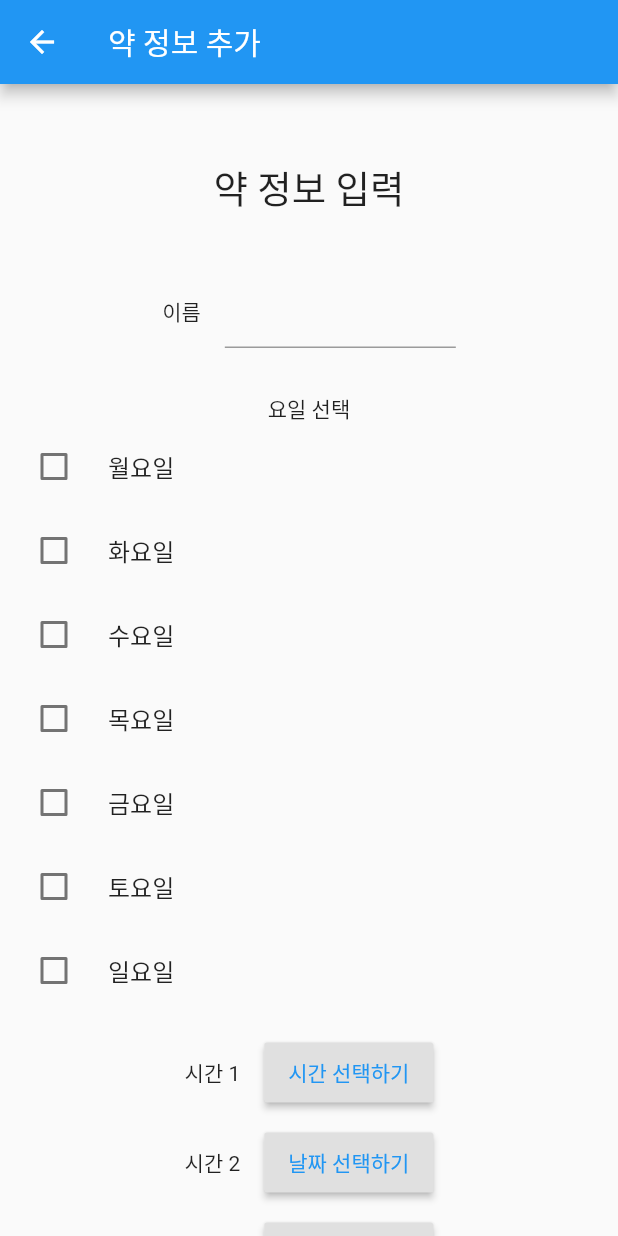
After one commit to sh0116/SWM_109Team, a Flutter app: the medicine screen opened directly, after a tap on the "add" icon, on a phone screen of 412 x 824 dp. The commit adds this screen. Run offline on Flutter 3.47's test engine with Material 2 defaults, Android fonts, the phone set to English and light mode, and no system bars; our stand-ins replace flutter_datetime_picker, shared_preferences, webview_flutter; missing offline and left inert: ssh; accounts and stored records are empty; project files that could hold a hidden picture were left out.

Commit message:
medicine input function in flutter
Former-commit-id: d2335bff35afcd9d179e47bc20ae206a9667df3f

```diff
--- a/test109/lib/initialSetUp/robotInfo.dart
+++ b/test109/lib/initialSetUp/robotInfo.dart
@@ -22,18 +22,18 @@ class _robotInfoState extends State<robotInfo> {
   @override
   Widget build(BuildContext context){
     return Scaffold(
-        appBar: AppBar(title: Text("robot info")),
+        appBar: AppBar(title: Text("로봇 정보")),
         body: SingleChildScrollView(
             child: Column(
                 mainAxisAlignment: MainAxisAlignment.center,
                 children: <Widget>[
                   SizedBox(height: 50),
-                  Text('[ Input robot info ]', style: TextStyle(fontSize: 25)),
+                  Text('로봇 정보 입력', style: TextStyle(fontSize: 25)),
                   SizedBox(height: 40),
                   Row(
                     mainAxisAlignment: MainAxisAlignment.center,
                     children: <Widget>[
-                      Text('Name'),
+                      Text('이름'),
                       Container(
                         child: TextField(
                           controller: TextEditingController(),
@@ -52,7 +52,7 @@ class _robotInfoState extends State<robotInfo> {
                   Row(
                     mainAxisAlignment: MainAxisAlignment.center,
                     children: <Widget>[
-                      Text('ID'),
+                      Text('시리얼번호'),
                       Container(
                         child: TextField(
                           controller: TextEditingController(),
@@ -70,7 +70,7 @@ class _robotInfoState extends State<robotInfo> {
                   SizedBox(height: 50),
                   Container(
                     child: RaisedButton(
-                        child: Text('register'),
+                        child: Text('등록'),
                         onPressed: () async {
                           setState(() {});
                           Map<String, dynamic> jsonBody = {'name': "'"+_robotName+"'",'robot_id': "'"+_robotId+"'",'user_id': "'"+getUserId()+"'"};
--- a/test109/lib/initialSetUp/ssh.dart
+++ b/test109/lib/initialSetUp/ssh.dart
@@ -56,7 +56,7 @@ class _sshState extends State<ssh> {
   Widget build(BuildContext context) {
     return Scaffold(
       appBar: AppBar(
-        title: Text('ssh'),
+        title: Text('와이파이 연결'),
       ),
       body: Column(
         mainAxisAlignment: MainAxisAlignment.center,
@@ -86,7 +86,7 @@ class _sshState extends State<ssh> {
           Row(
             mainAxisAlignment: MainAxisAlignment.center,
             children: <Widget>[
-              Text('PASSWORD'),
+              Text('비밀번호'),
               Container(
                 child: TextField(
                   controller: TextEditingController(),
@@ -103,7 +103,7 @@ class _sshState extends State<ssh> {
           ),
           SizedBox(height: 50),
           RaisedButton(
-              child: Text("submit"),
+              child: Text("등록"),
               onPressed: onClickCmd,
               color: Colors.blue
           ),
--- a/test109/lib/medicine/medicine.dart
+++ b/test109/lib/medicine/medicine.dart
@@ -1,6 +1,7 @@
 import 'package:flutter/material.dart';
 import 'package:test109/dataCenter.dart';
 import 'package:http/http.dart' as http;
+import 'package:test109/medicine/medicineInfo.dart';
 
 class medicine extends StatefulWidget {
   medicine({Key key, this.userId}) : super(key: key);
@@ -20,12 +21,12 @@ class _medicineState extends State<medicine> {
   }
 
   Future<void> getMedicineList() async{
-    await fetchData(http.Client(), "test", "user_id", widget.userId).then((fetchMedicineData) async {
+    await fetchData(http.Client(), "medicine_data/info", "user_id", widget.userId).then((fetchMedicineData) async {
       //print(fetchName);
       //setUserName(fetchUserName);
       List<String> medicineString = StrToList(fetchMedicineData);
       //print("print medicine string");
-      //print(medicineString);
+      print(medicineString);
       medicineList = ListToMedicine(medicineString);
       //print("print medicine list");
       //print(medicineList[0].name + medicineList[1].name);
@@ -38,9 +39,10 @@ class _medicineState extends State<medicine> {
   Widget build(BuildContext context) {
     return Scaffold(
         appBar: AppBar(
-          title: Text('select user'),
+          title: Text('약 목록'),
         ),
         body: ListView.separated(
+          padding: const EdgeInsets.all(10.0),
           itemCount: medicineList.length,
           itemBuilder: (BuildContext context, int index){
             return medicineTile(medicineList[index]);
@@ -48,7 +50,17 @@ class _medicineState extends State<medicine> {
           separatorBuilder: (context, index) {
             return Divider();
           },
-        )
+        ),
+        floatingActionButton: FloatingActionButton(
+          child: Icon(Icons.add),
+          backgroundColor: Colors.blue,
+          onPressed: () {
+            Navigator.push(context, MaterialPageRoute<void>(builder: (BuildContext context){
+              return medicineInfo(userId: widget.userId);
+            })
+            );
+          },
+        ),
     );
   }
 }
@@ -91,9 +103,9 @@ class _medicineTileState extends State<medicineTile>{
   @override
   Widget build(BuildContext context) {
     return ListTile(
-      leading: Text(widget.med.name),
-      title: Text(validWeekday(widget.med.week)),
-      subtitle: Text(validTime(widget.med.time)),
+      leading: Text(widget.med.name, textAlign: TextAlign.center,),
+      title: Text(validWeekday(widget.med.week), textAlign: TextAlign.center,),
+      subtitle: Text(validTime(widget.med.time), textAlign: TextAlign.center,),
     );
 
   }
--- /dev/null
+++ b/test109/lib/medicine/medicineInfo.dart
@@ -0,0 +1,286 @@
+import 'package:flutter/material.dart';
+import 'package:flutter/cupertino.dart';
+import 'package:http/http.dart' as http;
+import 'package:test109/dataCenter.dart';
+import 'package:test109/initialSetUp/ssh.dart';
+import 'package:flutter_datetime_picker/flutter_datetime_picker.dart';
+
+class medicineInfo extends StatefulWidget {
+  medicineInfo({Key key, this.title, this.userId}) : super(key: key);
+  final String title;
+  final String userId;
+
+  @override
+  _medicineInfoState createState() => _medicineInfoState();
+}
+
+class _medicineInfoState extends State<medicineInfo> {
+  String _medicineName = 'name';
+  bool checkedMon = false, checkedTue = false, checkedWed = false, checkedThu = false, checkedFri = false, checkedSat = false, checkedSun = false;
+  String _checkedMon = '0', _checkedTue = '0', _checkedWed = '0', _checkedThu = '0', _checkedFri = '0', _checkedSat = '0', _checkedSun = '0';
+  //TimeOfDay time1, time2, time3;
+  String _time1 = '', _time2 = '', _time3 = '';
+
+  @override
+  Widget build(BuildContext context){
+    return Scaffold(
+        appBar: AppBar(title: Text("약 정보 추가")),
+        body: SingleChildScrollView(
+            child: Column(
+                mainAxisAlignment: MainAxisAlignment.center,
+                crossAxisAlignment: CrossAxisAlignment.center,
+                children: <Widget>[
+                  SizedBox(height: 50),
+                  Text('약 정보 입력', style: TextStyle(fontSize: 25)),
+                  SizedBox(height: 40),
+                  Row(
+                    mainAxisAlignment: MainAxisAlignment.center,
+                    children: <Widget>[
+                      Text('이름'),
+                      Container(
+                        child: TextField(
+                          controller: TextEditingController(),
+                          style: TextStyle(fontSize: 21, color: Colors.black),
+                          textAlign: TextAlign.center,
+                          onChanged: (String str){
+                            _medicineName = str;
+                          },
+                        ),
+                        width: 170,
+                        padding: EdgeInsets.only(left: 16),
+                      )
+                    ],
+                  ),
+                  SizedBox(height: 30),
+                  Text('요일 선택'),
+                  CheckboxListTile(
+                    title: Text("월요일"),
+                    value: checkedMon,
+                    onChanged: (newMonValue) {
+                      setState(() {
+                        checkedMon = newMonValue;
+                        _checkedMon = checkedMon ? '1' : '0';
+                      });
+                    },
+                    controlAffinity: ListTileControlAffinity.leading,
+                    //contentPadding: EdgeInsets.all(0),
+                  ),
+                  CheckboxListTile(
+                    title: Text("화요일"),
+                    value: checkedTue,
+                    onChanged: (newMonValue) {
+                      setState(() {
+                        checkedTue = newMonValue;
+                        _checkedTue = checkedTue ? '1' : '0';
+                      });
+                    },
+                    controlAffinity: ListTileControlAffinity.leading,
+                    //contentPadding: EdgeInsets.all(0),
+                  ),
+                  CheckboxListTile(
+                    title: Text("수요일"),
+                    value: checkedWed,
+                    onChanged: (newMonValue) {
+                      setState(() {
+                        checkedWed = newMonValue;
+                        _checkedWed = checkedWed ? '1' : '0';
+                      });
+                    },
+                    controlAffinity: ListTileControlAffinity.leading,
+                    //contentPadding: EdgeInsets.all(0),
+                  ),
+                  CheckboxListTile(
+                    title: Text("목요일"),
+                    value: checkedThu,
+                    onChanged: (newMonValue) {
+                      setState(() {
+                        checkedThu = newMonValue;
+                        _checkedThu = checkedThu ? '1' : '0';
+                      });
+                    },
+                    controlAffinity: ListTileControlAffinity.leading,
+                    //contentPadding: EdgeInsets.all(0),
+                  ),
+                  CheckboxListTile(
+                    title: Text("금요일"),
+                    value: checkedFri,
+                    onChanged: (newMonValue) {
+                      setState(() {
+                        checkedFri = newMonValue;
+                        _checkedFri = checkedFri ? '1' : '0';
+                      });
+                    },
+                    controlAffinity: ListTileControlAffinity.leading,
+                    //contentPadding: EdgeInsets.all(0),
+                  ),
+                  CheckboxListTile(
+                    title: Text("토요일"),
+                    value: checkedSat,
+                    onChanged: (newMonValue) {
+                      setState(() {
+                        checkedSat = newMonValue;
+                        _checkedSat = checkedSat ? '1' : '0';
+                      });
+                    },
+                    controlAffinity: ListTileControlAffinity.leading,
+                    //contentPadding: EdgeInsets.all(0),
+                  ),
+                  CheckboxListTile(
+                    title: Text("일요일"),
+                    value: checkedSun,
+                    onChanged: (newMonValue) {
+                      setState(() {
+                        checkedSun = newMonValue;
+                        _checkedSun = checkedSun ? '1' : '0';
+                      });
+                    },
+                    controlAffinity: ListTileControlAffinity.leading,
+                    //contentPadding: EdgeInsets.all(0),
+                  ),
+                  SizedBox(height: 20),
+                  Row(
+                    mainAxisAlignment: MainAxisAlignment.center,
+                    children: <Widget>[
+                      Text('시간 1'),
+                      Container(
+                        child: RaisedButton(
+                          child: Text(
+                            '시간 선택하기',
+                            style: TextStyle(color: Colors.blue),
+                          ),
+                          onPressed: () async {
+                            DatePicker.showTime12hPicker(context,
+                              showTitleActions: true,
+                              //minTime: DateTime(1900, 1, 1),
+                              //maxTime: DateTime.now(),
+                              onChanged: (time) {
+                                print('change $time');
+                                String hour = time.hour < 10 ? "0"+time.hour.toString() : time.hour.toString();
+                                String min = time.minute < 10 ? "0"+time.minute.toString() : time.minute.toString();
+                                _time1 = hour+min+"00";
+                              },
+                              onConfirm: (time) {
+                                print('confirm $time');
+                                String hour = time.hour < 10 ? "0"+time.hour.toString() : time.hour.toString();
+                                String min = time.minute < 10 ? "0"+time.minute.toString() : time.minute.toString();
+                                _time1 = hour+min+"00";
+                                print(_time1);
+                              },
+                              //currentTime: DateTime.now(), locale: LocaleType.ko);
+                            );
+                          },
+                        ),
+                        height: 40,
+                        padding: EdgeInsets.only(left: 16),
+                      )
+                    ],
+                  ),
+                  SizedBox(height: 20),
+                  Row(
+                    mainAxisAlignment: MainAxisAlignment.center,
+                    children: <Widget>[
+                      Text('시간 2'),
+                      Container(
+                        child: RaisedButton(
+                          child: Text(
+                            '날짜 선택하기',
+                            style: TextStyle(color: Colors.blue),
+                          ),
+                          onPressed: () async {
+                            DatePicker.showTime12hPicker(context,
+                              showTitleActions: true,
+                              //minTime: DateTime(1900, 1, 1),
+                              //maxTime: DateTime.now(),
+                              onChanged: (time) {
+                                print('change $time');
+                                String hour = time.hour < 10 ? "0"+time.hour.toString() : time.hour.toString();
+                                String min = time.minute < 10 ? "0"+time.minute.toString() : time.minute.toString();
+                                _time2 = hour+min+"00";
+                              },
+                              onConfirm: (time) {
+                                print('confirm $time');
+                                String hour = time.hour < 10 ? "0"+time.hour.toString() : time.hour.toString();
+                                String min = time.minute < 10 ? "0"+time.minute.toString() : time.minute.toString();
+                                _time2 = hour+min+"00";
+                                print(_time2);
+                              },
+                              //currentTime: DateTime.now(), locale: LocaleType.ko);
+                            );
+                          },
+                        ),
+                        height: 40,
+                        padding: EdgeInsets.only(left: 16),
+                      )
+                    ],
+                  ),
+                  SizedBox(height: 20),
+                  Row(
+                    mainAxisAlignment: MainAxisAlignment.center,
+                    children: <Widget>[
+                      Text('시간 3'),
+                      Container(
+                        child: RaisedButton(
+                          child: Text(
+                            '날짜 선택하기',
+                            style: TextStyle(color: Colors.blue),
+                          ),
+                          onPressed: () async {
+                            DatePicker.showTime12hPicker(context,
+                              showTitleActions: true,
+                              //minTime: DateTime(1900, 1, 1),
+                              //maxTime: DateTime.now(),
+                              onChanged: (time) {
+                                print('change $time');
+                                String hour = time.hour < 10 ? "0"+time.hour.toString() : time.hour.toString();
+                                String min = time.minute < 10 ? "0"+time.minute.toString() : time.minute.toString();
+                                _time3 = hour+min+"00";
+                              },
+                              onConfirm: (time) {
+                                print('confirm $time');
+                                String hour = time.hour < 10 ? "0"+time.hour.toString() : time.hour.toString();
+                                String min = time.minute < 10 ? "0"+time.minute.toString() : time.minute.toString();
+                                _time3 = hour+min+"00";
+                                print(_time3);
+                              },
+                              //currentTime: DateTime.now(), locale: LocaleType.ko);
+                            );
+                          },
+                        ),
+                        height: 40,
+                        padding: EdgeInsets.only(left: 16),
+                      )
+                    ],
+                  ),
+                  SizedBox(height: 50),
+                  Container(
+                    child: RaisedButton(
+                        child: Text('등록'),
+                        onPressed: () async {
+                          setState(() {});
+                          Map<String, dynamic> jsonBody = {
+                            'name': "'"+_medicineName+"'",
+                            'user_id': "'"+widget.userId+"'",
+                            '월': "'"+_checkedMon+"'",
+                            '화': "'"+_checkedTue+"'",
+                            '수': "'"+_checkedWed+"'",
+                            '목': "'"+_checkedThu+"'",
+                            '금': "'"+_checkedFri+"'",
+                            '토': "'"+_checkedSat+"'",
+                            '일': "'"+_checkedSun+"'",
+                            'time1': "'"+_time1+"'",
+                            'time2': "'"+_time2+"'",
+                            'time3': "'"+_time3+"'"};
+                          print(jsonBody);
+                          await postData('medicine_data', jsonBody).then((val) async {
+                            Navigator.pop(context);
+                          });
+                        }
+                    ),
+                  ),
+                  SizedBox(height: 50),
+                ]
+            )
+        )
+    );
+  }
+}
--- a/test109/lib/medicine/selectMedicineUser.dart
+++ b/test109/lib/medicine/selectMedicineUser.dart
@@ -27,7 +27,7 @@ class _selectMedicineUserState extends State<selectMedicineUser> {
   Widget build(BuildContext context) {
     return Scaffold(
       appBar: AppBar(
-        title: Text('select user'),
+        title: Text('사용자 선택'),
       ),
       body: ListView.builder(
         padding: const EdgeInsets.all(8.0),
--- a/test109/lib/menu.dart
+++ b/test109/lib/menu.dart
@@ -17,7 +17,7 @@ class _menuState extends State<menu> {
   Widget build(BuildContext context) {
     return Scaffold(
       appBar: AppBar(
-          title: Text('menu'),
+          title: Text('메뉴'),
           automaticallyImplyLeading: false,
       ),
       body: Center(
--- a/test109/lib/webView/selectUser.dart
+++ b/test109/lib/webView/selectUser.dart
@@ -27,7 +27,7 @@ class _selectUserState extends State<selectUser> {
   Widget build(BuildContext context) {
     return Scaffold(
       appBar: AppBar(
-        title: Text('select user'),
+        title: Text('사용자 선택'),
       ),
       body: ListView.builder(
         padding: const EdgeInsets.all(8.0),
--- a/test109/pubspec.yaml
+++ b/test109/pubspec.yaml
@@ -25,6 +25,7 @@ dependencies:
     sdk: flutter
   webview_flutter:
   ssh: ^0.0.7
+  flutter_datetime_picker: ^1.4.0
 
   # The following adds the Cupertino Icons font to your application.
   # Use with the CupertinoIcons class for iOS style icons.
```
Also changed, not shown: test109/lib/initialSetUp/userInfo.dart (+32 -45 lines), test109/pubspec.lock.
